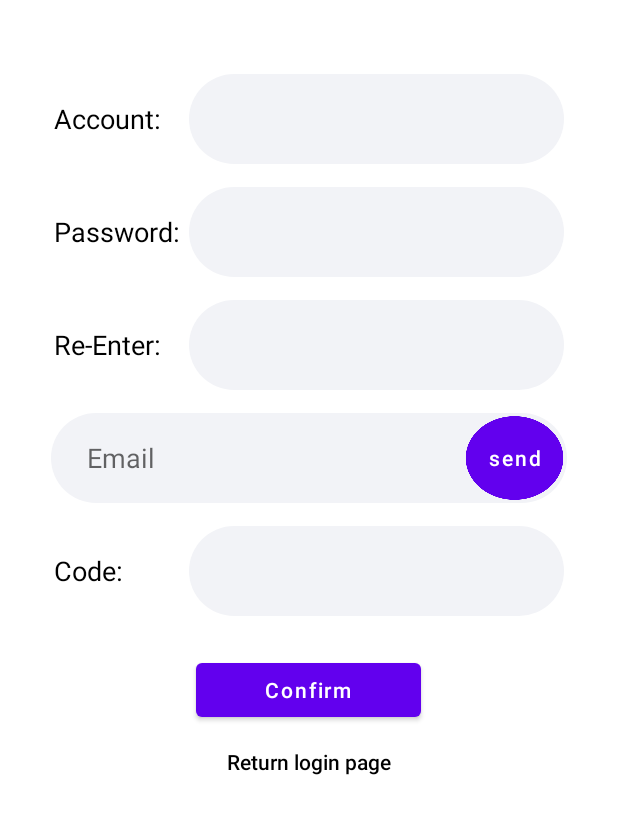
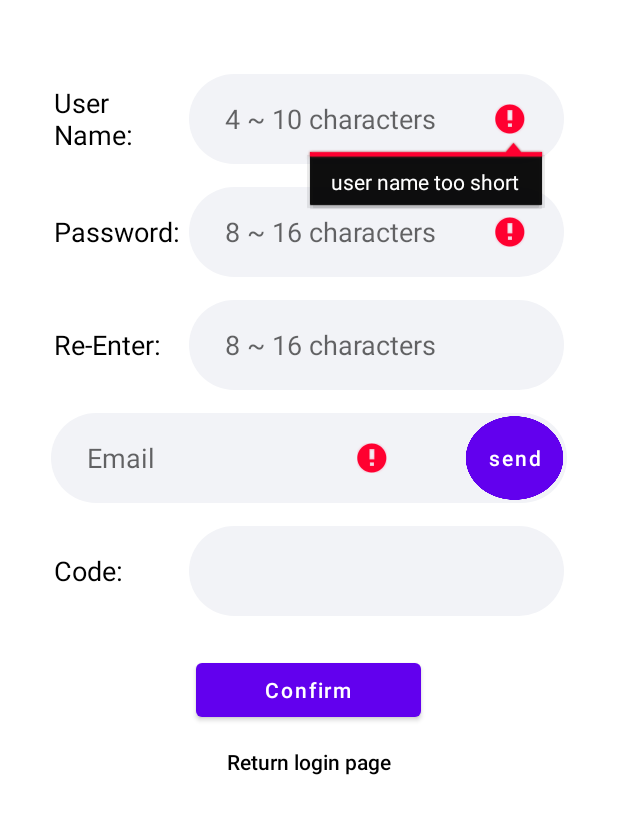
Before and after one commit to THLiu55/HabbitAC, an Android app: the SignUp screen opened directly, with no data from a screen before it, after a tap on "send", on a phone screen of 412 x 824 dp, the part 151-985 px from its top. Run offline under Robolectric (Android 15) with nearby library versions, the phone set to English and light mode, and no system bars; libraries missing offline, so code that uses them is left out: cn.bmob.v3.

Commit message:
sign up 页面后端开发（send 按钮后端逻辑）

```diff
--- a/app/src/main/java/com/example/habitac/activity/SignUp.java
+++ b/app/src/main/java/com/example/habitac/activity/SignUp.java
@@ -12,11 +12,25 @@ import android.widget.EditText;
 import android.widget.Toast;
 
 import com.example.habitac.R;
+import com.example.habitac.database.User;
+
+import java.util.List;
+import java.util.regex.Matcher;
+import java.util.regex.Pattern;
+
+import cn.bmob.v3.BmobQuery;
+import cn.bmob.v3.exception.BmobException;
+import cn.bmob.v3.listener.FindListener;
 
 public class SignUp extends AppCompatActivity {
-    EditText editText_account, editText_pass, editText_pass2, editText_email, editText_code;
-    Button button_send_code, button_confirm, button_returnLogin;
-    String account, pass1, pass2;
+    // 邮箱 valid 检验 （正则表达式pattern）
+    public static final String REGEX_EMAIL = "\\w+([-+.]\\w+)*@\\w+([-.]\\w+)*\\.\\w+([-.]\\w+)*";
+
+     // 前端组件的实例化
+    private EditText editText_account, editText_pass, editText_pass2, editText_email, editText_code;
+    private Button button_send_code, button_confirm, button_returnLogin;
+    // 后端对输入数据的存储
+    private String user_name, password, password2, email, verify_code;
 
     @Override
     protected void onCreate(Bundle savedInstanceState) {
@@ -36,20 +50,28 @@ public class SignUp extends AppCompatActivity {
             }
         });
 
+        // 设置 'send' 按钮相应事件
         button_send_code.setOnClickListener(new View.OnClickListener() {
             @Override
             public void onClick(View view) {
-                account = editText_account.getText().toString();
-                pass1 = editText_pass.getText().toString();
-                pass2 = editText_pass2.getText().toString();
-                Toast.makeText(SignUp.this, pass1, Toast.LENGTH_SHORT).show();
+                if (basicCheck() && databaseCheck()) {
+                    Toast.makeText(SignUp.this, "Successful", Toast.LENGTH_SHORT).show();
+                }
+            }
+        });
+
+        // 设置 'confirm' 按钮相应事件
+        button_confirm.setOnClickListener(new View.OnClickListener() {
+            @Override
+            public void onClick(View view) {
+
             }
         });
     }
 
     // 初始化所有 UI 组件（与前端页面相连）
     private void init() {
-        editText_account = findViewById(R.id.account_signup);
+        editText_account = findViewById(R.id.user_name_signup);
         editText_pass = findViewById(R.id.password_signup);
         editText_pass2 = findViewById(R.id.password_Re_enter_signup);
         editText_email = findViewById(R.id.email_signup);
@@ -68,6 +90,96 @@ public class SignUp extends AppCompatActivity {
         context.startActivity(intent);
     }
 
+    // 基本的输入检查 （是否符合hint指示，不查数据库）
+    private boolean basicCheck() {
+        boolean allCorrect = true;   // 检测是否有输入错误 （有->false; 无->true）
 
+        // 收集当前输入数据：
+        user_name = editText_account.getText().toString();
+        password = editText_pass.getText().toString();
+        password2 = editText_pass2.getText().toString();
+        email = editText_email.getText().toString();
+
+        // 检测 user name 是否符合规范
+        if (user_name.trim().isEmpty()) {
+            editText_account.setError("can't be blank");
+            allCorrect = false;
+        }
+        if (user_name.length() < 4) {
+            editText_account.setError("user name too short");
+            allCorrect = false;
+        }
+        if (user_name.length() > 10) {
+            editText_account.setError("user name too long");
+            allCorrect = false;
+        }
+        if (user_name.contains(" ")) {
+            editText_account.setError("can't contain space");
+            allCorrect = false;
+        }
+
+        // 检测密码输入是否符合要求
+        if (password.trim().isEmpty()) {
+            editText_pass.setError("can't be blank");
+            allCorrect = false;
+        }
+        if (password.length() < 8) {
+            editText_pass.setError("password too short");
+            allCorrect = false;
+        }
+        if (password.length() > 16) {
+            editText_pass.setError("password too long");
+            allCorrect = false;
+        }
+
+        // 检测两次输入密码是否相同
+        if (!password.equals(password2)) {
+            editText_pass2.setError("password not match");
+            allCorrect = false;
+        }
+
+        // 检测 email 格式是否正确
+        Pattern p = Pattern.compile(REGEX_EMAIL);
+        Matcher matcher = p.matcher(email);
+        if (!matcher.matches()) {
+            editText_email.setError("wrong email format");
+            allCorrect = false;
+        }
+        return allCorrect;
+    }
+
+    // 检查新用户信息是否与数据库中已有用户信息冲突
+    private boolean databaseCheck() {
+        final boolean[] allCorrect = {true};   // 检测是否有输入错误 （有->false; 无->true）
+
+        // 收集当前输入数据：
+        user_name = editText_account.getText().toString();
+        email = editText_email.getText().toString();
+
+        // 检查用户名是否重复
+        BmobQuery<User> bmobQuery = new BmobQuery<>();
+        bmobQuery.addWhereEqualTo("user_name", user_name);
+        bmobQuery.findObjects(new FindListener<User>() {
+            @Override
+            public void done(List<User> list, BmobException e) {
+                if (e == null) {
+                    allCorrect[0] = false;
+                    editText_account.setError("user name exist");
+                }
+            }
+        });
+
+        bmobQuery.addWhereEqualTo("email", email);
+        bmobQuery.findObjects(new FindListener<User>() {
+            @Override
+            public void done(List<User> list, BmobException e) {
+                if (e == null) {
+                    allCorrect[0] = false;
+                    editText_email.setError("email is used");
+                }
+            }
+        });
+        return allCorrect[0];
+    }
 
 }
--- a/app/src/main/res/layout/activity_sign_up.xml
+++ b/app/src/main/res/layout/activity_sign_up.xml
@@ -58,14 +58,15 @@
                 android:layout_height="wrap_content"
                 android:layout_gravity="center_vertical"
                 android:textSize="18sp"
-                android:text="Account:"
+                android:text="User Name:"
                 android:textColor="@color/black"/>
             <LinearLayout
                 android:layout_width="250dp"
                 android:layout_height="60dp"
                 android:background="@drawable/input">
                 <EditText
-                    android:id="@+id/account_signup"
+                    android:id="@+id/user_name_signup"
+                    android:hint="4 ~ 10 characters"
                     android:layout_width="200dp"
                     android:layout_height="60dp"
                     android:layout_marginLeft="24dp"
@@ -96,6 +97,7 @@
                     android:layout_width="200dp"
                     android:layout_height="60dp"
                     android:layout_marginLeft="24dp"
+                    android:hint="8 ~ 16 characters"
                     android:background="@null"
                     android:inputType="textPassword"
                     />
@@ -124,6 +126,7 @@
                     android:layout_width="200dp"
                     android:layout_height="60dp"
                     android:layout_marginLeft="24dp"
+                    android:hint="8 ~ 16 characters"
                     android:background="@null"
                     android:inputType="textPassword"
                     />
```
Also changed, not shown: app/src/main/java/com/example/habitac/activity/Login.java (+17 -1 lines), app/src/main/java/com/example/habitac/database/User.java (+11 -14 lines), app/src/main/res/layout/activity_login.xml (renamed from app/src/main/res/layout/activity_main.xml).
